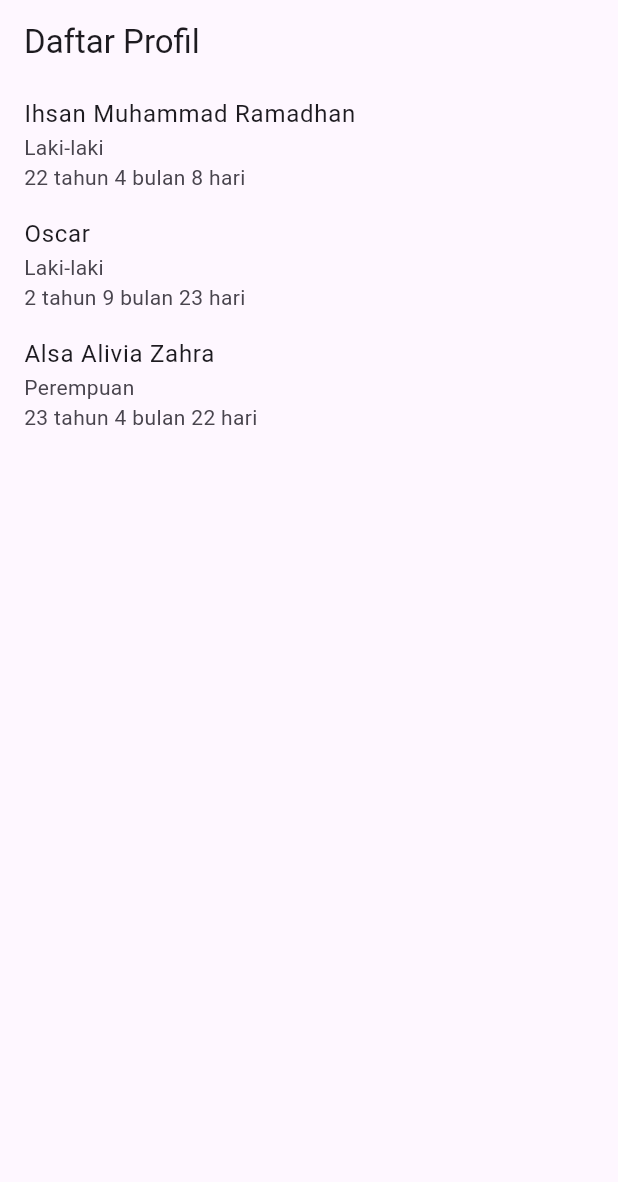
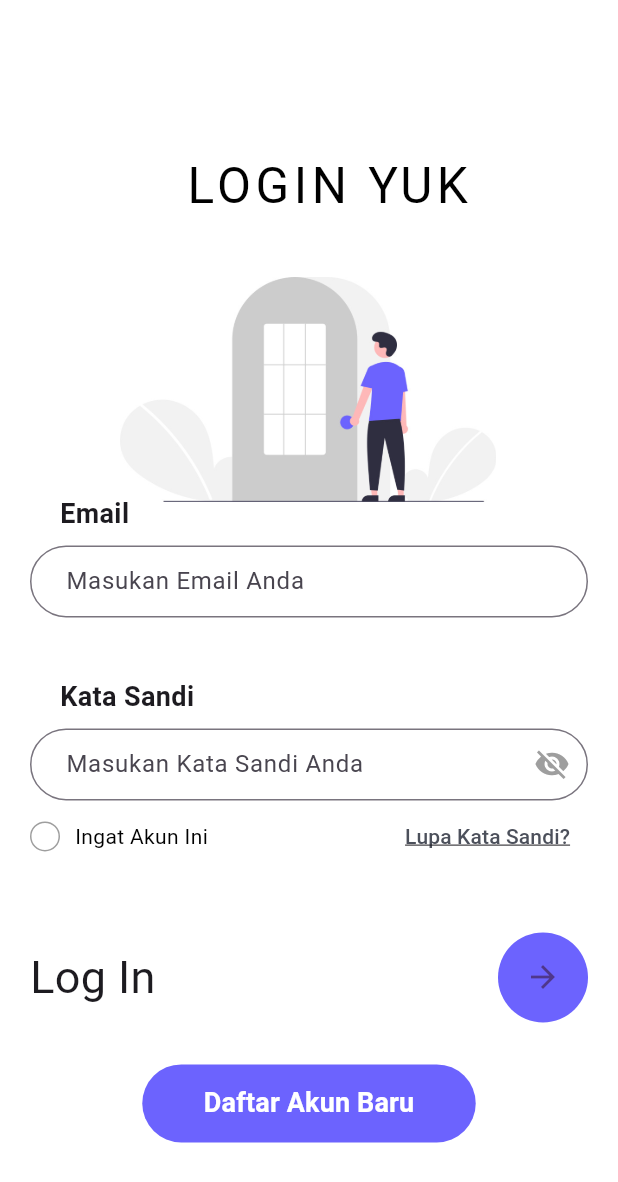
Before and after one commit to iiconggg/pemograman-mobile, a Flutter app: the screen it shows after launch, on a phone screen of 412 x 824 dp. Shown: the top 1182 px of the screen. Run offline on Flutter 3.47's test engine with Material 3 defaults, Android fonts, the phone set to English and light mode, and no system bars.

Commit message:
update commit

```diff
--- /dev/null
+++ b/lib/login.dart
@@ -0,0 +1,262 @@
+import 'package:flutter/material.dart';
+
+// ignore: camel_case_types
+class mylogin extends StatefulWidget {
+  const mylogin({super.key});
+
+  @override
+  // ignore: library_private_types_in_public_api
+  _myloginState createState() => _myloginState();
+}
+
+// ignore: camel_case_types
+class _myloginState extends State<mylogin> {
+  bool _isChecked = false;
+  final TextEditingController _emailController = TextEditingController();
+  final TextEditingController _passwordController = TextEditingController();
+  final FocusNode _emailFocusNode = FocusNode();
+  final FocusNode _passwordFocusNode = FocusNode();
+  bool _isPasswordVisible = false; // Untuk mengontrol visibilitas password
+
+  @override
+  Widget build(BuildContext context) {
+    return Scaffold(
+      backgroundColor: Colors.white,
+      body: Stack(
+        children: [
+          Container(
+            padding: const EdgeInsets.only(left: 125, top: 100),
+            child: const Text(
+              'LOGIN YUK',
+              style: TextStyle(
+                color: Colors.black,
+                letterSpacing: 3,
+                fontSize: 33,
+              ),
+              textAlign: TextAlign.center, // Menyetel teks ke alignment tengah
+            ),
+          ),
+          Positioned(
+            top: 0,
+            bottom: 250,
+            left: 80,
+            child: Center(
+              child: Image.asset(
+                'asset/images/undraw_login_re_4vu2.jpg',
+                height: 150,
+              ),
+            ),
+          ),
+          SingleChildScrollView(
+            child: Container(
+              padding: EdgeInsets.only(
+                top: MediaQuery.of(context).size.height * 0.4,
+                left: 20,
+                right: 20,
+              ),
+              child: Column(
+                crossAxisAlignment: CrossAxisAlignment.start,
+                children: [
+                  // Teks "Email" di atas kotak input
+                  const Padding(
+                    padding: EdgeInsets.only(
+                      bottom: 8.0,
+                      left: 20,
+                    ), // Jarak antara teks "Email" dan kotak input
+                    child: Text(
+                      "Email",
+                      style: TextStyle(
+                        fontSize: 18, // Ukuran font teks "Email"
+                        fontWeight: FontWeight.bold, // Ketebalan teks
+                      ),
+                    ),
+                  ),
+
+                  TextField(
+                      controller: _emailController,
+                      focusNode: _emailFocusNode,
+                      decoration: InputDecoration(
+                        hintText: "Masukan Email Anda",
+                        border: OutlineInputBorder(
+                          borderRadius: BorderRadius.circular(30),
+                        ),
+                        contentPadding:
+                            const EdgeInsets.only(left: 20, right: 16),
+                      ),
+                      onTap: () {
+                        FocusScope.of(context).requestFocus(
+                            FocusNode()); // Hilangkan fokus tanpa memanggil setState
+                      }),
+                  const SizedBox(
+                    height: 40,
+                  ),
+
+                  // Teks "Password" di atas kotak input
+                  const Padding(
+                    padding: EdgeInsets.only(
+                      bottom: 8.0,
+                      left: 20,
+                    ), // Jarak antara teks "Password" dan kotak input
+                    child: Text(
+                      "Kata Sandi",
+                      style: TextStyle(
+                        fontSize: 18, // Ukuran font teks "Password"
+                        fontWeight: FontWeight.bold, // Ketebalan teks
+                      ),
+                    ),
+                  ),
+
+                  TextField(
+                      controller: _passwordController,
+                      focusNode: _passwordFocusNode,
+                      obscureText: !_isPasswordVisible,
+                      decoration: InputDecoration(
+                        hintText: "Masukan Kata Sandi Anda",
+                        border: OutlineInputBorder(
+                          borderRadius: BorderRadius.circular(30),
+                        ),
+                        contentPadding:
+                            const EdgeInsets.only(left: 20, right: 16),
+                        suffixIcon: IconButton(
+                          icon: Icon(
+                            _isPasswordVisible
+                                ? Icons.visibility
+                                : Icons.visibility_off,
+                            color: Colors.grey,
+                          ),
+                          onPressed: () {
+                            setState(() {
+                              _isPasswordVisible = !_isPasswordVisible;
+                            });
+                          },
+                        ),
+                      ),
+                      onTap: () {
+                        // Menghilangkan cursor saat klik di luar TextField
+                        FocusScope.of(context).requestFocus(FocusNode());
+                      }),
+
+                  Row(
+                    mainAxisAlignment: MainAxisAlignment.spaceBetween,
+                    children: [
+                      Row(
+                        children: [
+                          GestureDetector(
+                            onTap: () {
+                              setState(() {
+                                _isChecked = !_isChecked;
+                              });
+                            },
+                            child: Container(
+                              width: 20,
+                              height: 20,
+                              decoration: BoxDecoration(
+                                shape: BoxShape.circle,
+                                border: Border.all(color: Colors.grey),
+                                color: _isChecked
+                                    ? Colors.blue
+                                    : Colors.transparent,
+                              ),
+                              child: _isChecked
+                                  ? const Icon(
+                                      Icons.check,
+                                      size: 15,
+                                      color: Colors.white,
+                                    )
+                                  : null,
+                            ),
+                          ),
+                          const SizedBox(width: 10),
+                          const Text(
+                            "Ingat Akun Ini",
+                            style: TextStyle(
+                              fontSize: 14,
+                              color: Colors.black,
+                            ),
+                          ),
+                        ],
+                      ),
+                      TextButton(
+                        onPressed: () {
+                          Navigator.pushNamed(context, 'perbaikan');
+                        },
+                        child: const Text(
+                          'Lupa Kata Sandi?',
+                          style: TextStyle(
+                            decoration: TextDecoration.underline,
+                            fontSize: 14,
+                            color: Color(0xff4c505b),
+                          ),
+                        ),
+                      ),
+                    ],
+                  ),
+
+                  const SizedBox(
+                    height: 40,
+                  ),
+                  Row(
+                    mainAxisAlignment: MainAxisAlignment.spaceBetween,
+                    children: [
+                      const Text(
+                        'Log In',
+                        style: TextStyle(
+                          fontSize: 30,
+                        ),
+                      ),
+                      CircleAvatar(
+                        radius: 30,
+                        backgroundColor: const Color(0xff6C63FE),
+                        child: IconButton(
+                          onPressed: () {
+                            Navigator.pushNamed(context, 'perbaikan');
+                          },
+                          icon: const Icon(Icons.arrow_forward),
+                        ),
+                      )
+                    ],
+                  ),
+                  const SizedBox(height: 20),
+                  Row(
+                    mainAxisAlignment: MainAxisAlignment.center,
+                    children: [
+                      TextButton(
+                        onPressed: () {
+                          Navigator.pushNamed(context, 'register');
+                        },
+                        child: Container(
+                          padding: const EdgeInsets.symmetric(
+                              vertical: 12,
+                              horizontal:
+                                  40), // Menambah padding agar lebih besar
+                          decoration: BoxDecoration(
+                            color: const Color(
+                                0xff6C63FE), // Background color for the box
+                            borderRadius:
+                                BorderRadius.circular(30), // Rounded corners
+                            border: Border.all(
+                                color: Colors
+                                    .transparent), // Border, if you need one
+                          ),
+                          child: const Text(
+                            'Daftar Akun Baru',
+                            style: TextStyle(
+                              color: Colors
+                                  .white, // White text color inside the box
+                              fontSize: 18,
+                              fontWeight: FontWeight.bold,
+                            ),
+                          ),
+                        ),
+                      ),
+                    ],
+                  )
+                ],
+              ),
+            ),
+          ),
+        ],
+      ),
+    );
+  }
+}
```
Also changed, not shown: lib/LoadingPage.dart (added, +63 -0 lines), lib/main.dart (+18 -19 lines), lib/perbaikan_page.dart (added, +42 -0 lines), lib/registration.dart (added, +176 -0 lines), pubspec.yaml (+17 -7 lines), asset/images/1024.png (added), asset/images/LOGIN.png (added), asset/images/undraw_analyze_re_9kco.jpg (added), asset/images/undraw_authentication_re_svpt.jpg (added), asset/images/undraw_login_re_4vu2.jpg (added), asset/images/undraw_tree_swing_re_pqee.jpg (added), pubspec.lock, 37 other files.
